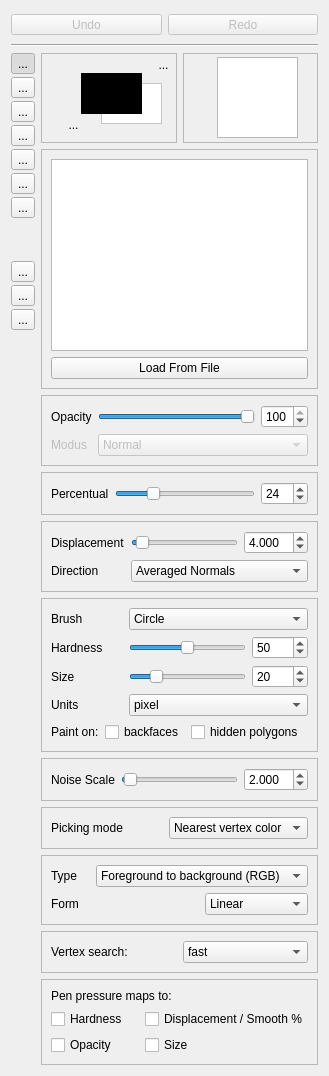
First picture: the form in src/meshlabplugins/edit_paint/paintbox.ui, repository cnr-isti-vclab/meshlab, before the edit.
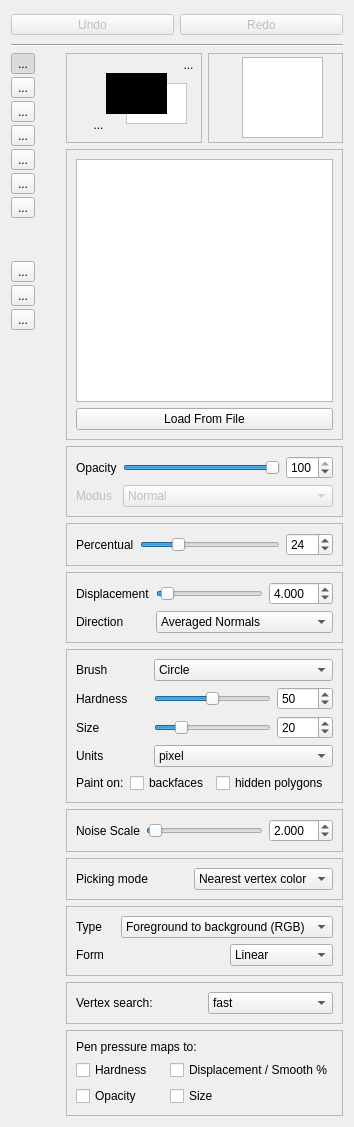
Second picture: the form after the edit. Icons and pictures are not drawn. Custom widgets are drawn as their Qt base class.

Commit message: reset the correct qrc file

The edit to the form file:
```diff
--- a/src/meshlabplugins/edit_paint/paintbox.ui
+++ b/src/meshlabplugins/edit_paint/paintbox.ui
@@ -6,8 +6,8 @@
    <rect>
     <x>0</x>
     <y>0</y>
-    <width>329</width>
-    <height>1030</height>
+    <width>354</width>
+    <height>1127</height>
    </rect>
   </property>
   <property name="sizePolicy">
```
Left out of the diff: 32 changed lines with no effect on the pictures.
